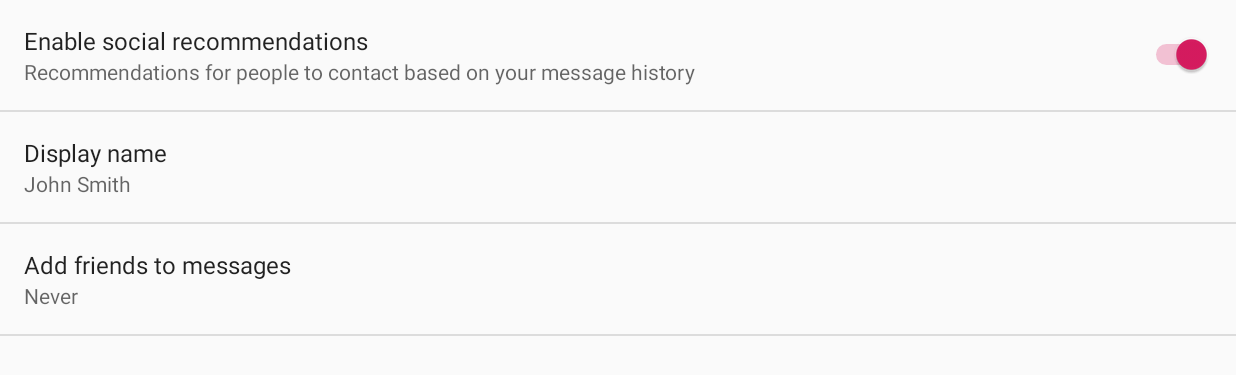
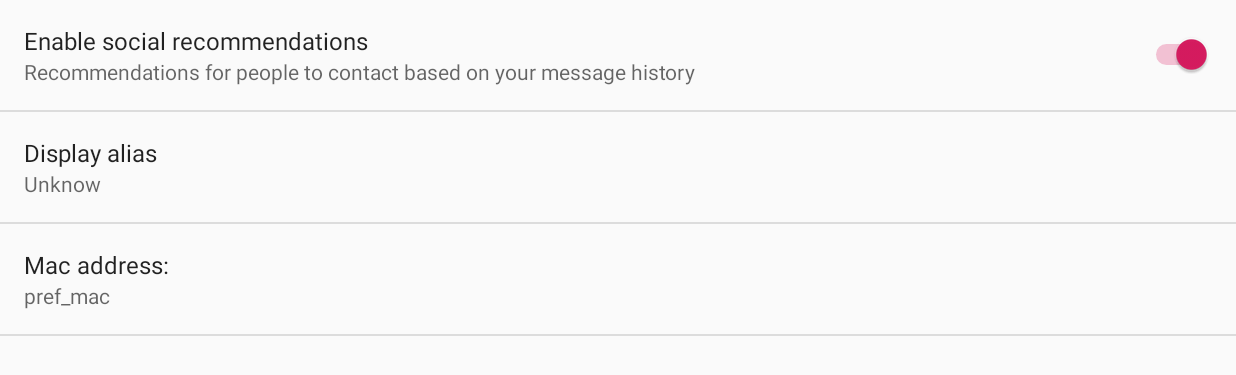
Before and after one commit to hajeklu/FIMSnake, an Android app: the SettingsActivity screen opened directly, with no data from a screen before it, after a tap on "General", on a phone screen of 824 x 412 dp (held sideways). Shown: the top 375 px of the screen. Run offline under Robolectric (Android 15) with nearby library versions, the phone set to English and light mode, and no system bars.

Commit message:
Shared pref. progress.

```diff
--- a/app/src/main/java/cz/uhk/fimsnake/activity/MainActivity.java
+++ b/app/src/main/java/cz/uhk/fimsnake/activity/MainActivity.java
@@ -1,6 +1,8 @@
 package cz.uhk.fimsnake.activity;
 
 import android.content.Intent;
+import android.content.SharedPreferences;
+import android.preference.PreferenceManager;
 import android.support.v7.app.AppCompatActivity;
 import android.os.Bundle;
 import android.util.Log;
@@ -14,6 +16,7 @@ import com.google.android.gms.ads.InterstitialAd;
 import com.google.android.gms.ads.MobileAds;
 
 import cz.uhk.fimsnake.R;
+import cz.uhk.fimsnake.model.user.User;
 
 public class MainActivity extends AppCompatActivity {
 
@@ -74,7 +77,6 @@ public class MainActivity extends AppCompatActivity {
             public void onClick(View v) {
                 Intent intent = new Intent(MainActivity.this, ScoreActivity.class);
                 startActivity(intent);
-
             }
         });
     }
--- a/app/src/main/java/cz/uhk/fimsnake/activity/SettingsActivity.java
+++ b/app/src/main/java/cz/uhk/fimsnake/activity/SettingsActivity.java
@@ -193,8 +193,8 @@ public class SettingsActivity extends AppCompatPreferenceActivity {
             // to their values. When their values change, their summaries are
             // updated to reflect the new value, per the Android Design
             // guidelines.
-            bindPreferenceSummaryToValue(findPreference("example_text"));
-            bindPreferenceSummaryToValue(findPreference("example_list"));
+            bindPreferenceSummaryToValue(findPreference("pref_alias"));
+            bindPreferenceSummaryToValue(findPreference("pref_alias"));
         }
 
         @Override
--- a/app/src/main/java/cz/uhk/fimsnake/activity/SplashActivity.java
+++ b/app/src/main/java/cz/uhk/fimsnake/activity/SplashActivity.java
@@ -18,12 +18,13 @@ public class SplashActivity extends AppCompatActivity {
         super.onCreate(savedInstanceState);
         setContentView(R.layout.activity_splash);
 
+        IDAO idao = new FireBase(getApplicationContext());
+        idao.setUser(MacAddressProvider.getInstance().getMacAddress(getApplicationContext()));
+
         final Handler handler = new Handler();
         handler.postDelayed(new Runnable() {
             @Override
             public void run() {
-                IDAO idao = new FireBase();
-                idao.setUser(MacAddressProvider.getInstance().getMacAddress(getApplicationContext()));
                 startActivity(new Intent(SplashActivity.this, MainActivity.class));
                 finish();
             }
--- a/app/src/main/java/cz/uhk/fimsnake/dbs/IDAO.java
+++ b/app/src/main/java/cz/uhk/fimsnake/dbs/IDAO.java
@@ -1,4 +1,6 @@
 package cz.uhk.fimsnake.dbs;
+
+import android.content.Context;
 
 import java.util.List;
 
--- a/app/src/main/res/values/strings.xml
+++ b/app/src/main/res/values/strings.xml
@@ -12,8 +12,8 @@
         based on your message history
     </string>
 
-    <string name="pref_title_display_name">Display name</string>
-    <string name="pref_default_display_name">John Smith</string>
+    <string name="pref_title_display_name">Display alias</string>
+    <string name="pref_default_display_name">Unknow</string>
 
     <string name="pref_title_add_friends_to_messages">Add friends to messages</string>
     <string-array name="pref_example_list_titles">
--- a/app/src/main/res/xml/pref_general.xml
+++ b/app/src/main/res/xml/pref_general.xml
@@ -1,5 +1,5 @@
-<PreferenceScreen xmlns:android="http://schemas.android.com/apk/res/android">
-
+<PreferenceScreen xmlns:tools="http://schemas.android.com/tools"
+    xmlns:android="http://schemas.android.com/apk/res/android">
     <SwitchPreference
         android:defaultValue="true"
         android:key="example_switch"
@@ -12,22 +12,23 @@
         android:capitalize="words"
         android:defaultValue="@string/pref_default_display_name"
         android:inputType="textCapWords"
-        android:key="example_text"
+        android:key="pref_alias"
         android:maxLines="1"
         android:selectAllOnFocus="true"
         android:singleLine="true"
         android:title="@string/pref_title_display_name" />
 
-    <!-- NOTE: Hide buttons to simplify the UI. Users can touch outside the dialog to
-         dismiss it. -->
-    <!-- NOTE: ListPreference's summary should be set to its value by the activity code. -->
-    <ListPreference
-        android:defaultValue="-1"
-        android:entries="@array/pref_example_list_titles"
-        android:entryValues="@array/pref_example_list_values"
-        android:key="example_list"
-        android:negativeButtonText="@null"
-        android:positiveButtonText="@null"
-        android:title="@string/pref_title_add_friends_to_messages" />
+
+    <EditTextPreference
+        android:capitalize="words"
+        android:defaultValue="@string/pref_default_display_name"
+        android:inputType="textCapWords"
+        android:key="pref_mac"
+        android:maxLines="1"
+        android:summary="pref_mac"
+        android:selectAllOnFocus="true"
+        android:singleLine="true"
+        android:title="Mac address: " />
+
 
 </PreferenceScreen>
```
Also changed, not shown: app/src/main/java/cz/uhk/fimsnake/dbs/FireBase.java (+7 -2 lines), app/src/main/java/cz/uhk/fimsnake/model/user/User.java (+8 -1 lines).
